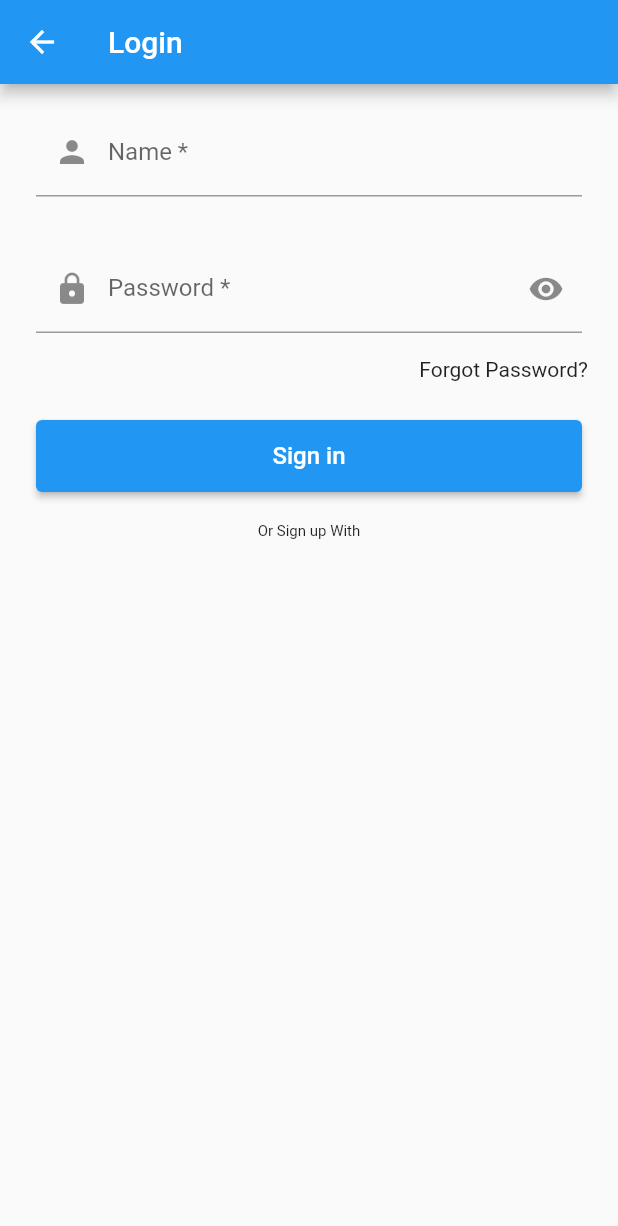
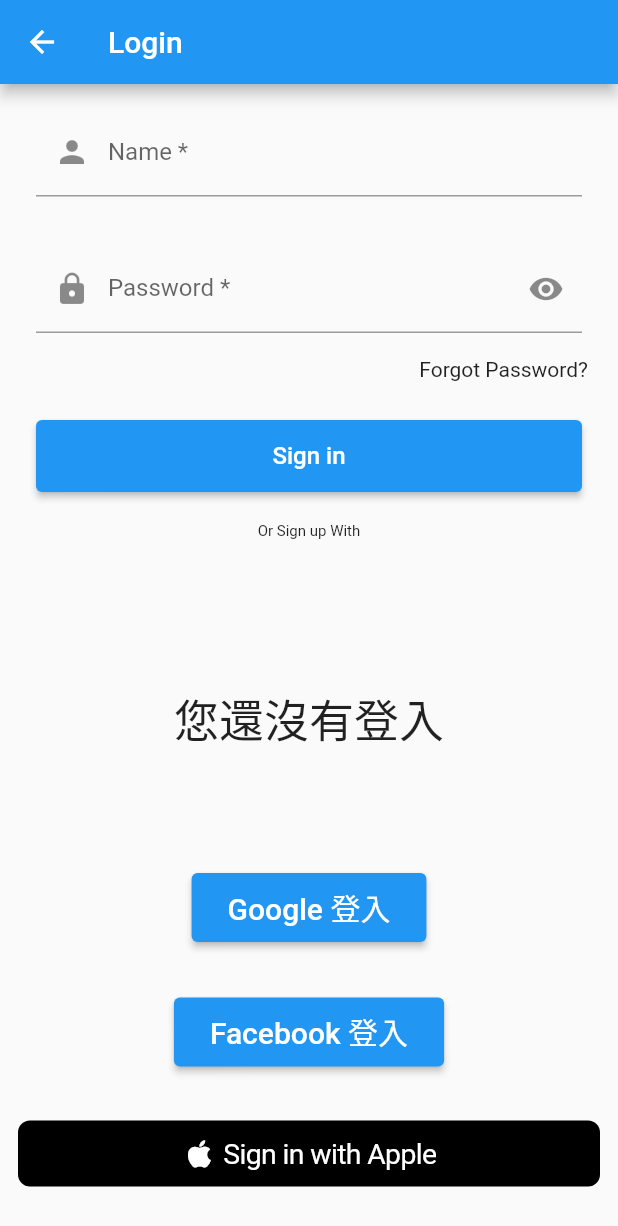
Before and after one commit to YongXiang12/Transportation_project, a Flutter app: the LoginPage screen opened directly, on a phone screen of 412 x 824 dp. Shown: the top 1226 px of the screen. Run offline on Flutter 3.47's test engine with Material 2 defaults, Android fonts, the phone set to English and light mode, and no system bars; drawn by our look-alikes of sign_in_with_apple; our stand-ins replace google_maps_flutter, google_sign_in, jwt_decoder, permission_handler, syncfusion_flutter_charts; missing offline and left inert: flutter_facebook_auth, flutter_google_places, google_api_headers, google_maps_webservice; network calls fail.

Commit message:
Login_google

```diff
--- a/lib/login/logins.dart
+++ b/lib/login/logins.dart
@@ -1,37 +1,42 @@
 import 'package:flutter/material.dart';
 
 import 'AccountPasswordIdentity.dart';
+import 'package:flutter_facebook_auth/flutter_facebook_auth.dart';
+import 'package:google_sign_in/google_sign_in.dart';
+import 'package:jwt_decoder/jwt_decoder.dart';
+
+import '/login/user.dart';
+import 'package:sign_in_with_apple/sign_in_with_apple.dart';
+
+final GoogleSignIn _googleSignIn = GoogleSignIn(
+    scopes: [
+      'email'
+    ]
+);
 
 class LoginPage extends StatelessWidget {
 
+
+
   TextEditingController emailController = new TextEditingController();
   TextEditingController passwordController = new TextEditingController();
-  /*
-  final btn6 = Expanded(
-    child: FloatingActionButton(
-      onPressed: () => null,
-      child: Container(
-        child: Icon(Icons.phone_android),
-      ),
-      elevation: 5,
-      shape: CircleBorder(),
-    ),
-  );
-  final btn7 = Expanded(
-      child: FloatingActionButton(
-    child: Icon(Icons.mail),
-    elevation: 5,
-    shape: CircleBorder(),
-    onPressed: () => null,
-  ));
-  final btn8 = Expanded(
-      child: FloatingActionButton(
-    child: Icon(Icons.phone_android),
-    elevation: 5,
-    shape: CircleBorder(),
-    onPressed: () => null,
-  ));
-*/
+
+
+
+  GoogleSignInAccount? _currentUser;
+
+  bool loggedIn = false;
+
+  AccessToken? _accessToken;
+  UserModel? currentUser;
+
+
+
+
+
+
+
+
   @override
   Widget build(BuildContext context) {
     return Scaffold(
@@ -109,181 +114,240 @@
               ],
               mainAxisAlignment: MainAxisAlignment.center,
             ),
-            /*
-            Row(
-              children: <Widget>[
-                Container(
-                  child: btn6,
-                  padding: EdgeInsets.fromLTRB(20, 0, 0, 0),
-                ),
-                Container(
-                  padding: EdgeInsets.fromLTRB(20, 0, 20, 0),
-                  child: btn7,
-                ),
-                Container(
-                  padding: EdgeInsets.fromLTRB(0, 0, 20, 0),
-                  child: btn8,
-                )
-              ],
-              mainAxisAlignment: MainAxisAlignment.center,
-            ),
-            */
+
+            _buildWidget(),
+            _buildWidgetFb()
+
           ],
         ),
       ),
     );
     // ignore: dead_code
   }
+
+
+
+
+
+
+
+
+
+
+
+
+
+
+
+
+
+
+
+
+
+
+
+
+
+
+
+  facebookLogin() async {
+    print("FaceBook");
+    final result =
+    await FacebookAuth.i.login(permissions: ['public_profile', 'email']);
+    if (result.status == LoginStatus.success) {
+      final userData = await FacebookAuth.i.getUserData();
+      print(userData);
+    }
   }
 
+  Widget _buildWidget(){
+    GoogleSignInAccount? user = _currentUser;
+    if(user != null){
+      return Padding(
+        padding: const EdgeInsets.fromLTRB(2, 12, 2, 12),
+        child: Column(
+          children: [
+            ListTile(
+              leading: GoogleUserCircleAvatar(identity: user),
+              title:  Text(user.displayName ?? '', style: TextStyle(fontSize: 22),),
+              subtitle: Text(user.email, style: TextStyle(fontSize: 22)),
+            ),
+            const SizedBox(height: 20,),
+            const Text(
+              '登入成功',
+              style: TextStyle(fontSize: 20),
+            ),
+            const SizedBox(height: 10,),
+            ElevatedButton(
+                onPressed: signOutGoogle,
+                child: const Text('登出')
+            )
+          ],
+        ),
+      );
+    }else{
+      return Padding(
+        padding: const EdgeInsets.all(12.0),
+        child: Column(
+          children: [
+            const SizedBox(height: 20,),
+            const Text(
+              ' ',
+              style: TextStyle(fontSize: 30),
+            ),
+            const Text(
+              '您還沒有登入',
+              style: TextStyle(fontSize: 30),
+            ),
 
-/*
+            const Text(
+              ' ',
+              style: TextStyle(fontSize: 60),
+            ),
 
-class Myhome extends StatefulWidget{
-  @override
-  _Myhome createState() => _Myhome();
+            const SizedBox(height: 10,),
+            ElevatedButton(
+                onPressed: signInGoogle,
+                child: const Padding(
+                  padding: EdgeInsets.all(8.0),
+                  child: Text('Google 登入', style: TextStyle(fontSize: 20)),
+                )
+            ),
+            const Text(
+              ' ',
+              style: TextStyle(fontSize: 30),
+            ),
+
+            ElevatedButton(
+                onPressed: facebookLogin,
+                child: const Padding(
+                  padding: EdgeInsets.all(8.0),
+                  child: Text('Facebook 登入', style: TextStyle(fontSize: 20)),
+                )
+            ),
+
+
+            const Text(
+              ' ',
+              style: TextStyle(fontSize: 30),
+            ),
+
+
+
+            SignInWithAppleButton(
+              onPressed: () async {
+
+                final credential = await SignInWithApple.getAppleIDCredential(
+                    scopes: [
+                      AppleIDAuthorizationScopes.email,
+                      AppleIDAuthorizationScopes.fullName,
+                    ],
+                    webAuthenticationOptions: WebAuthenticationOptions(
+                        clientId: 'jp.oyster.mobile.service',
+                        redirectUri: Uri.parse('https://um9kvdfvh6.execute-api.ap-northeast-1.amazonaws.com/callbacks/sign_in_with_apple'))
+                );
+
+                final Map<String, dynamic> decodedIdentityToken =
+                JwtDecoder.decode(credential.identityToken ?? '');
+                String id= decodedIdentityToken['sub'] as String? ?? '';
+                print("id $id");
+
+
+
+
+                // Now send the credential (especially `credential.authorizationCode`) to your server to create a session
+                // after they have been validated with Apple (see `Integration` section for more information on how to do this)
+              },
+            ),
+
+
+          ],
+        ),
+      );
+    }
+  }
+  Widget _buildWidgetFb() {
+    UserModel? user = currentUser;
+    if (user != null) {
+      return Padding(
+        padding: const EdgeInsets.all(12.0),
+        child: Column(
+          children: [
+            ListTile(
+              leading: CircleAvatar(
+                radius: user.pictureModel!.width! / 6,
+                backgroundImage: NetworkImage(user.pictureModel!.url!),
+              ),
+              title: Text(user.name!),
+              subtitle: Text(user.email!),
+            ),
+            const SizedBox(height: 20,),
+            const Text(
+              '登入成功',
+              style: TextStyle(fontSize: 20),
+            ),
+            const SizedBox(height: 10,),
+            ElevatedButton(
+                onPressed: signOutFB,
+                child: const Text('登出')
+            )
+          ],
+        ),
+      );
+    } else {
+      return Padding(
+        padding: const EdgeInsets.all(12.0),
+        child: Column(
+          children: [
+            const SizedBox(height: 20,),
+            const Text(
+              ' ' ,
+              style: TextStyle(fontSize: 20),
+            ),
+
+          ],
+        ),
+      );
+    }
   }
 
-class _Myhome extends State<Myhome> {
-  @override
-  Widget build(BuildContext context) {
-    return DefaultTabController(
-        length: 3,
-        child: Scaffold(
-          body: Map(),
-          appBar: Tabbar_interface(pageType: 0),
-          drawer: Drawer(
-            child: ListView(
-              children: [
-                DrawerHeader(
-                    decoration: BoxDecoration(
-                      color: Colors.blue,
-                    ),
-                    child: Row(
-                      mainAxisAlignment: MainAxisAlignment.center,
-                      crossAxisAlignment: CrossAxisAlignment.center,
-                      children: [
-                        Container(
-                          padding: EdgeInsets.only(right: 20),
-                          child: Icon(
-                            Icons.account_box,
-                            size: 60,
-                          ),
-                        ),
-                        Column(
-                          crossAxisAlignment: CrossAxisAlignment.start,
-                          mainAxisAlignment: MainAxisAlignment.center,
-                          children: [
-                            Text(
-                              email,
-                              style: TextStyle(
-                                fontSize: 30,
-                                fontWeight: FontWeight.bold,
-                              ),
-                            ),
-                            Text(
-                              "Email_Adress",
-                              style: TextStyle(
-                                fontSize: 20,
-                              ),
-                            ),
-                          ],
-                        )
-                      ],
-                    )),
-                ListTile(
-                  title: const Text(
-                    '導航',
-                    style: TextStyle(
-                      fontSize: 20,
-                    ),
-                  ),
-                  leading: Icon(Icons.airplanemode_active_outlined, size: 30),
-                  onTap: () {
-                    // Update the state of the app
-                    // ...
-                    // Then close the drawer
-                    Navigator.pop(context);
-                  },
-                ),
-                ListTile(
-                  title: const Text(
-                    '儲存地點',
-                    style: TextStyle(
-                      fontSize: 20,
-                    ),
-                  ),
-                  leading: Icon(Icons.archive, size: 30),
-                  onTap: () {
-                    // Update the state of the app
-                    // ...
-                    // Then close the drawer
-                    // Navigator.pop(context);
-                  },
-                ),
-                ListTile(
-                  title: const Text(
-                    '登出',
-                    style: TextStyle(
-                      fontSize: 20,
-                    ),
-                  ),
-                  leading: Icon(Icons.wrap_text, size: 30),
-                  onTap: () async {
-                    String email = await Navigator.push(context,
-                        MaterialPageRoute(builder: (context) => LoginPage()));
-                    //update(email);
-                  },
-                ),
-                ListTile(
-                  title: const Text(
-                    '設定',
-                    style: TextStyle(
-                      fontSize: 20,
-                    ),
-                  ),
-                  leading: Icon(
-                    Icons.add,
-                    size: 30,
-                  ),
-                  onTap: () {
-                    // Update the state of the app
-                    // ...
-                    // Then close the drawer
-                    Navigator.pop(context);
-                  },
-                ),
-                ListTile(
-                  title: const Text(
-                    '分析',
-                    style: TextStyle(
-                      fontSize: 20,
-                    ),
-                  ),
-                  leading: Icon(Icons.wrap_text, size: 30),
-                  onTap: () {
-                    //Navigator.pop(context);
-                    Navigator.push(
-                        context,
-                        MaterialPageRoute(
-                            builder: (context) => analysis_page()));
+  Future<void> signInFB() async {
+    final LoginResult result = await FacebookAuth.i.login();
 
-                    // Update the state of the app
-                    // ...
-                    // Then close the drawer
-                  },
-                ),
-              ],
-            ),
-          ),
-        ));
+    if(result.status == LoginStatus.success){
+      _accessToken = result.accessToken;
+
+      final data = await FacebookAuth.i.getUserData();
+      UserModel model = UserModel.fromJson(data);
+
+      currentUser = model;
+
+    }
   }
 
+  Future<void> signOutFB() async {
+    await FacebookAuth.i.logOut();
+    currentUser = null;
+    _accessToken = null;
 
-  void update(String e){
-    setState((){
-      email = e ;
-    });
   }
 }
- */
+void signOutGoogle(){
+  _googleSignIn.disconnect();
+}
+
+Future<void> signInGoogle() async {
+  try{
+    await _googleSignIn.signIn();
+    final result2 = await _googleSignIn.signIn();
+    final String _googleUserEmail = result2?.email ?? '';
+    final String _googleUserName = result2?.displayName ?? '';
+    final ggAuth = await result2?.authentication;
+    final idTokenSub = 'ggl_sns_$_googleUserEmail';
+    final accessToken = ggAuth?.accessToken;
+    print(accessToken);
+  }catch (e){
+    print('Error signing in $e');
+  }
+}
--- /dev/null
+++ b/lib/login/user.dart
@@ -0,0 +1,49 @@
+class UserModel{
+  final String? email;
+  final String? id;
+  final String? name;
+  final PictureModel? pictureModel;
+
+  const UserModel({this.name, this.pictureModel, this.email, this.id});
+
+  factory UserModel.fromJson(Map<String, dynamic> json) =>
+      UserModel(
+          email: json['email'],
+          id: json['id'] as String?,
+          name: json['name'],
+          pictureModel: PictureModel.fromJson(json['picture']['data'])
+      );
+
+
+/*
+  Sample result of get user data method
+  {
+    "email" = "dsmr.apps@gmail.com",
+    "id" = 3003332493073668,
+    "name" = "Darwin Morocho",
+    "picture" = {
+        "data" = {
+            "height" = 50,
+            "is_silhouette" = 0,
+            "url" = "https://platform-lookaside.fbsbx.com/platform/profilepic/?asid=3003332493073668",
+            "width" = 50,
+        },
+    }
+}
+   */
+}
+
+class PictureModel{
+  final String? url;
+  final int? width;
+  final int? height;
+
+  const PictureModel({this.width, this.height, this.url});
+
+  factory PictureModel.fromJson(Map<String, dynamic> json) =>
+      PictureModel(
+          url: json['url'],
+          width: json['width'],
+          height: json['height']
+      );
+}
```
Also changed, not shown: pubspec.yaml (+7 -1 lines), pubspec.lock, 3 other files. Lines whose indentation alone changed are shown as unchanged.
